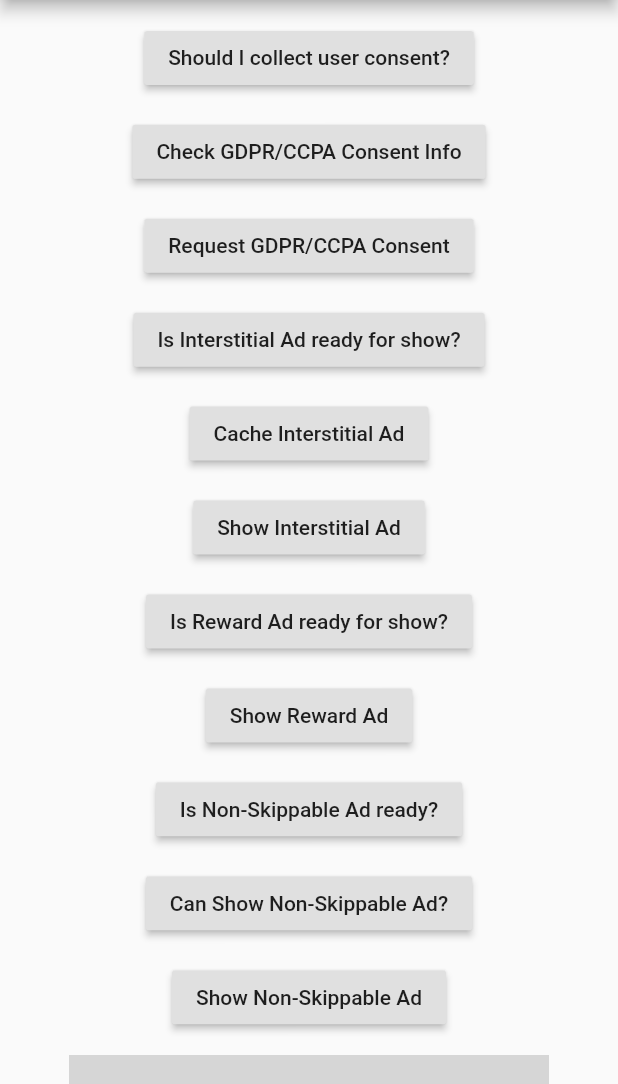
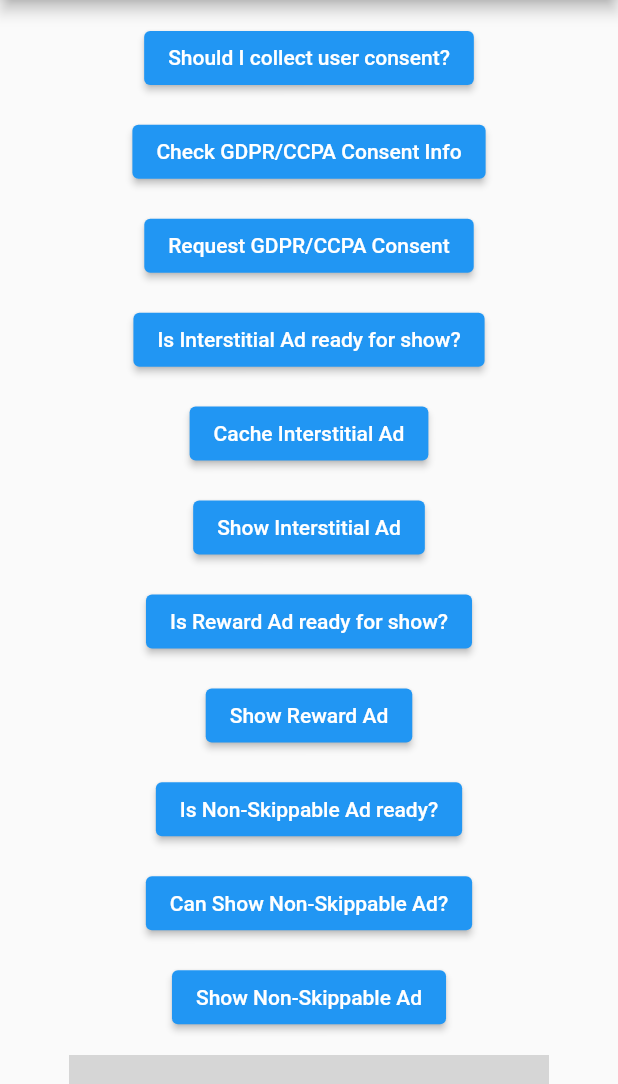
Before and after one commit to vegidio/flutter-appodeal, a Flutter app: the screen it shows after launch, on a phone screen of 412 x 824 dp, the part 84-1168 px from its top. Run offline on Flutter 3.47's test engine with Material 2 defaults, Android fonts, the phone set to English and light mode, and no system bars; our stand-ins replace toast; grey boxes are pictures that could not be loaded.

Commit message:
⬆️ Upgraded Appodeal to version 2.9.1

```diff
--- a/example/lib/main.dart
+++ b/example/lib/main.dart
@@ -1,5 +1,5 @@
+import 'package:appodeal_flutter/appodeal_flutter.dart';
 import 'package:flutter/material.dart';
-import 'package:appodeal_flutter/appodeal_flutter.dart';
 import 'package:toast/toast.dart';
 
 void main() {
@@ -64,7 +64,7 @@
         child: Column(
           mainAxisAlignment: MainAxisAlignment.spaceEvenly,
           children: [
-            RaisedButton(
+            ElevatedButton(
               child: Text('Should I collect user consent?'),
               onPressed: () async {
                 var shouldShow = await Appodeal.shouldShowConsent();
@@ -73,7 +73,7 @@
                     duration: Toast.LENGTH_LONG, gravity: Toast.BOTTOM);
               },
             ),
-            RaisedButton(
+            ElevatedButton(
               child: Text('Check GDPR/CCPA Consent Info'),
               onPressed: () async {
                 var consent = await Appodeal.fetchConsentInfo();
@@ -82,13 +82,13 @@
                     duration: Toast.LENGTH_LONG, gravity: Toast.BOTTOM);
               },
             ),
-            RaisedButton(
+            ElevatedButton(
               child: Text('Request GDPR/CCPA Consent'),
               onPressed: () async {
                 await Appodeal.requestConsentAuthorization();
               },
             ),
-            RaisedButton(
+            ElevatedButton(
               child: Text('Is Interstitial Ad ready for show?'),
               onPressed: () async {
                 var isReady = await Appodeal.isReadyForShow(AdType.INTERSTITIAL);
@@ -96,19 +96,19 @@
                     duration: Toast.LENGTH_LONG, gravity: Toast.BOTTOM);
               },
             ),
-            RaisedButton(
+            ElevatedButton(
               child: Text('Cache Interstitial Ad'),
               onPressed: () async {
                 await Appodeal.cache(AdType.INTERSTITIAL);
               },
             ),
-            RaisedButton(
+            ElevatedButton(
               child: Text('Show Interstitial Ad'),
               onPressed: () async {
                 await Appodeal.show(AdType.INTERSTITIAL, placementName: "placement-name");
               },
             ),
-            RaisedButton(
+            ElevatedButton(
               child: Text('Is Reward Ad ready for show?'),
               onPressed: () async {
                 var isReady = await Appodeal.isReadyForShow(AdType.REWARD);
@@ -116,14 +116,14 @@
                     duration: Toast.LENGTH_LONG, gravity: Toast.BOTTOM);
               },
             ),
-            RaisedButton(
+            ElevatedButton(
               child: Text('Show Reward Ad'),
               onPressed: () async {
                 var status = await Appodeal.show(AdType.REWARD, placementName: 'placement-name');
                 print(status);
               },
             ),
-            RaisedButton(
+            ElevatedButton(
               child: Text('Is Non-Skippable Ad ready?'),
               onPressed: () async {
                 var isReady = await Appodeal.isReadyForShow(AdType.NON_SKIPPABLE);
@@ -131,7 +131,7 @@
                     duration: Toast.LENGTH_LONG, gravity: Toast.BOTTOM);
               },
             ),
-            RaisedButton(
+            ElevatedButton(
               child: Text('Can Show Non-Skippable Ad?'),
               onPressed: () async {
                 var canShow = await Appodeal.canShow(AdType.NON_SKIPPABLE, placementName: "placement-name");
@@ -139,7 +139,7 @@
                     duration: Toast.LENGTH_LONG, gravity: Toast.BOTTOM);
               },
             ),
-            RaisedButton(
+            ElevatedButton(
               child: Text('Show Non-Skippable Ad'),
               onPressed: () async {
                 var status = await Appodeal.show(AdType.NON_SKIPPABLE);
```
Also changed, not shown: example/pubspec.lock, pubspec.lock, 8 other files.
